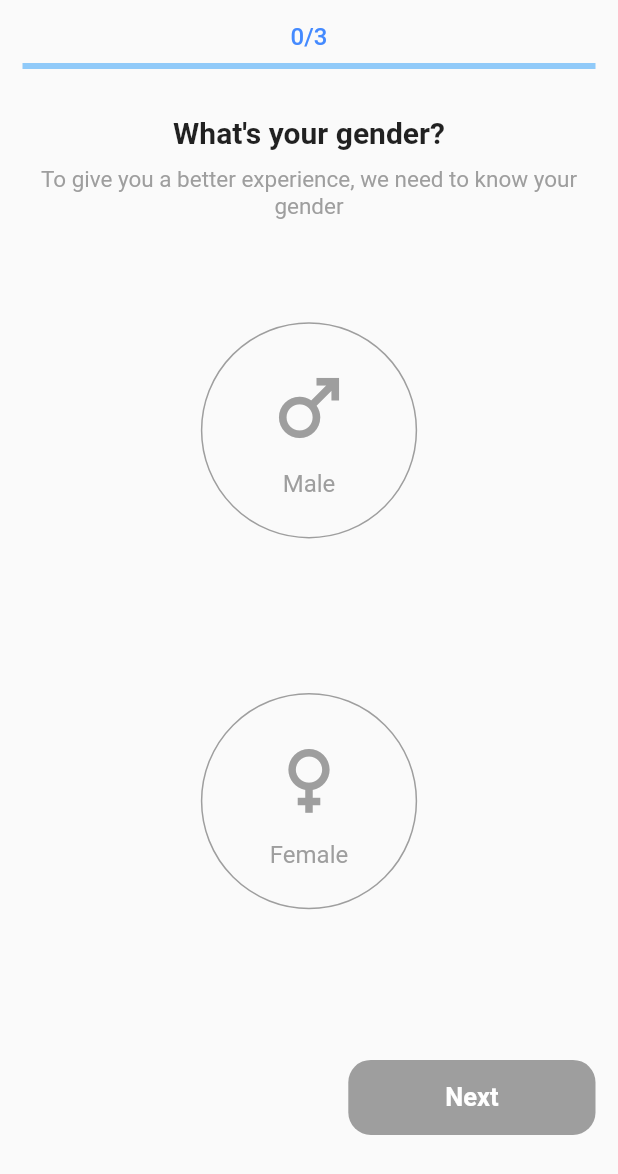
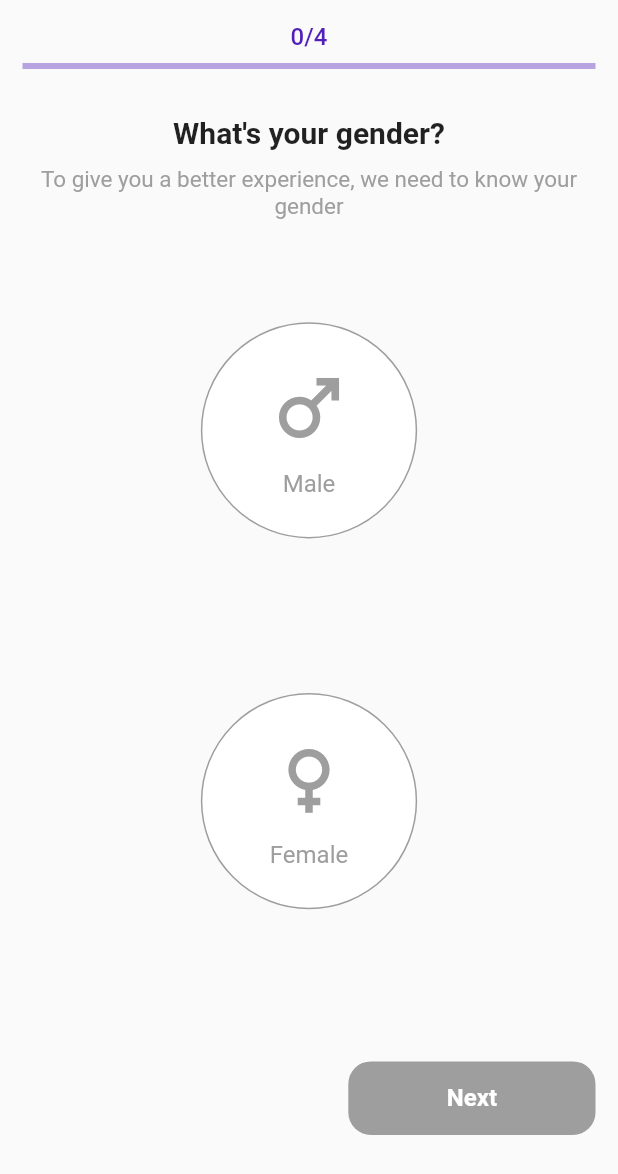
Before and after one commit to musjib999/nutrition_app, a Flutter app: the screen it shows after launch, after a tap on "Next", on a phone screen of 412 x 824 dp. Shown: the top 1174 px of the screen. Run offline on Flutter 3.47's test engine with Material 2 defaults, Android fonts, the phone set to English and light mode, and no system bars; our stand-ins replace flutter_svg, google_fonts, sizer; Roboto replaces fonts that are missing (Mukta).

Commit message:
survey form: weight, height and weekly goal done

```diff
--- a/lib/survey/constants.dart
+++ b/lib/survey/constants.dart
@@ -1,6 +1,8 @@
 import 'package:flutter/material.dart';
 import 'package:nutrition/survey/screens/gender.dart';
 import 'package:nutrition/survey/screens/height.dart';
+import 'package:nutrition/survey/screens/weekly_goal.dart';
+import 'package:nutrition/survey/screens/weight.dart';
 
-List<Widget> surveyScreens = [const GenderScreen(), const heightScreen(), Container()];
+List<Widget> surveyScreens = [const GenderScreen(), const HeightScreen(), const Weight(), const WeeklyGoal()];
 PageController surveyScreenController = PageController();
--- a/lib/survey/screens/gender.dart
+++ b/lib/survey/screens/gender.dart
@@ -1,8 +1,10 @@
 import 'package:flutter/material.dart';
+import 'package:google_fonts/google_fonts.dart';
 import 'package:nutrition/survey/constants.dart';
 import 'package:sizer/sizer.dart';
 
 import '../widgets/gender_selector.dart';
+import '../widgets/primary_button.dart';
 
 class GenderScreen extends StatefulWidget {
   const GenderScreen({Key? key}) : super(key: key);
@@ -23,15 +25,15 @@ class _GenderScreenState extends State<GenderScreen> {
           Column(
             children: [
               SizedBox(height: 15.sp),
-              const Text(
+              Text(
                 'What\'s your gender?',
-                style: TextStyle(fontSize: 20, fontWeight: FontWeight.w600),
+                style: GoogleFonts.mukta(fontSize: 20, fontWeight: FontWeight.w600),
               ),
               SizedBox(height: 8.sp),
-              const Text(
+              Text(
                 'To give you a better experience, we need to know your gender',
                 textAlign: TextAlign.center,
-                style: TextStyle(fontSize: 15, color: Colors.grey),
+                style: GoogleFonts.mukta(fontSize: 15, color: Colors.grey),
               ),
               SizedBox(height: 12.sp),
               GestureDetector(
@@ -66,24 +68,7 @@ class _GenderScreenState extends State<GenderScreen> {
                     curve: Curves.linear,
                   );
                 },
-                child: Container(
-                  padding: const EdgeInsets.symmetric(
-                      horizontal: 30.0, vertical: 15.0),
-                  width: 40.w,
-                  decoration: BoxDecoration(
-                    color: isMaleSelected == false && isFemaleSelected == false ? Colors.grey : Colors.blueAccent,
-                    borderRadius: BorderRadius.circular(15.0),
-                  ),
-                  child: const Center(
-                    child: Text(
-                      'Next',
-                      style: TextStyle(
-                          fontWeight: FontWeight.bold,
-                          fontSize: 17,
-                          color: Colors.white),
-                    ),
-                  ),
-                ),
+                child: PrimaryButton(isSelected: isMaleSelected == false && isFemaleSelected == false ? false : true, title: 'Next',),
               )
             ],
           )
--- a/lib/survey/screens/height.dart
+++ b/lib/survey/screens/height.dart
@@ -1,10 +1,22 @@
 import 'package:flutter/material.dart';
+import 'package:flutter_svg/flutter_svg.dart';
+import 'package:google_fonts/google_fonts.dart';
+import 'package:nutrition/survey/widgets/primary_button.dart';
+import 'package:nutrition/themes/assets.dart';
 import 'package:sizer/sizer.dart';
 
+import '../../themes/colors.dart';
 import '../constants.dart';
-class heightScreen extends StatelessWidget {
-  const heightScreen({Key? key}) : super(key: key);
 
+class HeightScreen extends StatefulWidget {
+  const HeightScreen({Key? key}) : super(key: key);
+
+  @override
+  State<HeightScreen> createState() => _HeightScreenState();
+}
+
+class _HeightScreenState extends State<HeightScreen> {
+  double height = 170.0;
   @override
   Widget build(BuildContext context) {
     return SizedBox(
@@ -12,45 +24,57 @@ class heightScreen extends StatelessWidget {
         mainAxisAlignment: MainAxisAlignment.spaceBetween,
         children: [
           Column(
-            children: [SizedBox(height: 15.sp), const Text('What\'s your height?', style: TextStyle(fontSize: 20, fontWeight: FontWeight.w600),)],
+            children: [
+              SizedBox(height: 15.sp),
+              Text(
+                'Choose your height?',
+                style: GoogleFonts.mukta(fontSize: 20, fontWeight: FontWeight.w600),
+              ),
+              SvgPicture.asset(AppAssets.heightSvg, height: 50.h,),
+              SizedBox(height: 8.sp),
+              Text('${height.ceil()} cm', style: GoogleFonts.mukta(fontSize: 30, fontWeight: FontWeight.bold),),
+              Slider(
+                inactiveColor: AppColors.primaryColor.withOpacity(0.4),
+                activeColor: AppColors.primaryColor,
+                thumbColor: AppColors.primaryColor,
+                value: height, onChanged: (value){
+                setState(() {
+                  height = value;
+                });
+              }, min: 155.0, max: 200.0,),
+            ],
           ),
           Row(
-            mainAxisAlignment: MainAxisAlignment.end,
+            mainAxisAlignment: MainAxisAlignment.spaceBetween,
             children: [
               GestureDetector(
-                onTap: (){
+                onTap: () {
                   surveyScreenController.previousPage(
                     duration: const Duration(milliseconds: 500),
                     curve: Curves.linear,
                   );
                 },
-                child: Container(
-                  padding: const EdgeInsets.symmetric(horizontal: 30.0, vertical: 15.0),
-                  width: 40.w,
-                  child: const Text('Back', style: TextStyle(fontWeight: FontWeight.bold, fontSize: 17),),
+                child: const PrimaryButton2(
+                  title: 'Back',
                 ),
               ),
               GestureDetector(
-                onTap: (){
+                onTap: () {
                   surveyScreenController.nextPage(
                     duration: const Duration(milliseconds: 500),
                     curve: Curves.linear,
                   );
                 },
-                child: Container(
-                  padding: const EdgeInsets.symmetric(horizontal: 30.0, vertical: 15.0),
-                  width: 40.w,
-                  decoration: BoxDecoration(
-                    color: Colors.blueAccent,
-                    borderRadius: BorderRadius.circular(15.0),
-                  ),
-                  child: const Center(child: Text('Next', style: TextStyle(fontWeight: FontWeight.bold, fontSize: 17, color: Colors.white),),),
+                child: const PrimaryButton(
+                  title: 'Next',
+                  isSelected: true,
                 ),
-              )
+              ),
             ],
           )
         ],
       ),
-    );;
+    );
+    ;
   }
 }
--- /dev/null
+++ b/lib/survey/screens/weekly_goal.dart
@@ -0,0 +1,141 @@
+import 'package:flutter/material.dart';
+import 'package:flutter_svg/flutter_svg.dart';
+import 'package:google_fonts/google_fonts.dart';
+import 'package:nutrition/survey/widgets/primary_button.dart';
+import 'package:nutrition/themes/assets.dart';
+import 'package:sizer/sizer.dart';
+
+import '../../themes/colors.dart';
+import '../constants.dart';
+import '../widgets/rounded_border_card.dart';
+
+class WeeklyGoal extends StatefulWidget {
+  const WeeklyGoal({Key? key}) : super(key: key);
+
+  @override
+  State<WeeklyGoal> createState() => _WeeklyGoalState();
+}
+
+class _WeeklyGoalState extends State<WeeklyGoal> {
+  bool firstOption = false;
+  bool secondOption = false;
+  bool thirdOption = false;
+  bool forthOption = false;
+
+  @override
+  Widget build(BuildContext context) {
+    return SizedBox(
+      child: Column(
+        mainAxisAlignment: MainAxisAlignment.spaceBetween,
+        children: [
+          Column(
+            children: [
+              SizedBox(height: 15.sp),
+              Text(
+                'What\'s your weekly goal? ',
+                style: GoogleFonts.mukta(
+                    fontSize: 20, fontWeight: FontWeight.w600),
+              ),
+              SizedBox(height: 5.sp),
+              Text(
+                'let’s break down your overall health goal into weekly one you can maintain. Slow and steady is best!',
+                textAlign: TextAlign.center,
+                style: GoogleFonts.mukta(fontSize: 15, color: Colors.grey),
+              ),
+              SizedBox(height: 20.sp),
+              InkWell(
+                onTap: () {
+                  setState(() {
+                    firstOption = !firstOption;
+                    secondOption = false;
+                    thirdOption = false;
+                    forthOption = false;
+                  });
+                },
+                child: RoundedBorderCard(
+                  title: 'Lose 0.5 pounds per weeks',
+                  isSelected: firstOption,
+                ),
+              ),
+              SizedBox(height: 10.sp),
+              InkWell(
+                onTap: () {
+                  setState(() {
+                    firstOption = false;
+                    secondOption = !secondOption;
+                    thirdOption = false;
+                    forthOption = false;
+                  });
+                },
+                child: RoundedBorderCard(
+                  title: 'Lose 1 pound per week',
+                  isSelected: secondOption,
+                ),
+              ),
+              SizedBox(height: 10.sp),
+              InkWell(
+                onTap: () {
+                  setState(() {
+                    firstOption = false;
+                    secondOption = false;
+                    thirdOption = !thirdOption;
+                    forthOption = false;
+                  });
+                },
+                child: RoundedBorderCard(
+                  isSelected: thirdOption,
+                  title: 'Lose 1.5 pounds per week',
+                  // onChanged: (value) {},
+                ),
+              ),
+              SizedBox(height: 10.sp),
+              InkWell(
+                onTap: () {
+                  setState(() {
+                    firstOption = false;
+                    secondOption = false;
+                    thirdOption = false;
+                    forthOption = !forthOption;
+                  });
+                },
+                child: RoundedBorderCard(
+                  isSelected: forthOption,
+                  title: 'Lose 2 pound per week',
+                  // onChanged: (value) {},
+                ),
+              ),
+            ],
+          ),
+          Row(
+            mainAxisAlignment: MainAxisAlignment.spaceBetween,
+            children: [
+              GestureDetector(
+                onTap: () {
+                  surveyScreenController.previousPage(
+                    duration: const Duration(milliseconds: 500),
+                    curve: Curves.linear,
+                  );
+                },
+                child: const PrimaryButton2(
+                  title: 'Back',
+                ),
+              ),
+              GestureDetector(
+                onTap: () {
+                  surveyScreenController.nextPage(
+                    duration: const Duration(milliseconds: 500),
+                    curve: Curves.linear,
+                  );
+                },
+                child: const PrimaryButton(
+                  title: 'Done',
+                  isSelected: true,
+                ),
+              ),
+            ],
+          )
+        ],
+      ),
+    );
+  }
+}
--- a/lib/survey/screens/weight.dart
+++ b/lib/survey/screens/weight.dart
@@ -0,0 +1,78 @@
+import 'package:flutter/material.dart';
+import 'package:flutter_svg/svg.dart';
+import 'package:google_fonts/google_fonts.dart';
+import 'package:sizer/sizer.dart';
+
+import '../../themes/assets.dart';
+import '../../themes/colors.dart';
+import '../constants.dart';
+import '../widgets/primary_button.dart';
+class Weight extends StatefulWidget {
+  const Weight({Key? key}) : super(key: key);
+
+  @override
+  State<Weight> createState() => _WeightState();
+}
+
+class _WeightState extends State<Weight> {
+  double weight = 106;
+  @override
+  Widget build(BuildContext context) {
+    return SizedBox(
+      child: Column(
+        mainAxisAlignment: MainAxisAlignment.spaceBetween,
+        children: [
+          Column(
+            children: [
+              SizedBox(height: 15.sp),
+              Text(
+                'Choose your weight',
+                style: GoogleFonts.mukta(fontSize: 20, fontWeight: FontWeight.w600),
+              ),
+              SvgPicture.asset(AppAssets.weightSvg, height: 50.h,),
+              SizedBox(height: 8.sp),
+              Text('${weight.ceil()} lbs', style: GoogleFonts.mukta(fontSize: 30, fontWeight: FontWeight.bold),),
+              Slider(
+                inactiveColor: AppColors.primaryColor.withOpacity(0.4),
+                activeColor: AppColors.primaryColor,
+                thumbColor: AppColors.primaryColor,
+                value: weight, onChanged: (value){
+                setState(() {
+                  weight = value;
+                });
+              }, min: 94.0, max: 300.0,),
+            ],
+          ),
+          Row(
+            mainAxisAlignment: MainAxisAlignment.spaceBetween,
+            children: [
+              GestureDetector(
+                onTap: () {
+                  surveyScreenController.previousPage(
+                    duration: const Duration(milliseconds: 500),
+                    curve: Curves.linear,
+                  );
+                },
+                child: const PrimaryButton2(
+                  title: 'Back',
+                ),
+              ),
+              GestureDetector(
+                onTap: () {
+                  surveyScreenController.nextPage(
+                    duration: const Duration(milliseconds: 500),
+                    curve: Curves.linear,
+                  );
+                },
+                child: const PrimaryButton(
+                  title: 'Next',
+                  isSelected: true,
+                ),
+              ),
+            ],
+          )
+        ],
+      ),
+    );
+  }
+}
--- a/lib/survey/survey_screen.dart
+++ b/lib/survey/survey_screen.dart
@@ -1,5 +1,7 @@
 import 'package:flutter/material.dart';
+import 'package:google_fonts/google_fonts.dart';
 import 'package:nutrition/survey/constants.dart';
+import 'package:nutrition/themes/colors.dart';
 import 'package:sizer/sizer.dart';
 
 class SurveyScreen extends StatefulWidget {
@@ -38,12 +40,13 @@ class _SurveyScreenState extends State<SurveyScreen> {
                   children: [
                     Text(
                       '${currentQuestion.ceil()}/${surveyScreens.length}',
-                      style: const TextStyle(color: Colors.blueAccent, fontSize: 16, fontWeight: FontWeight.w500),
+                      style: GoogleFonts.mukta(color: AppColors.primaryColor, fontSize: 16, fontWeight: FontWeight.w500),
                     ),
                     const SizedBox(height: 8.0),
                     LinearProgressIndicator(
                       value: currentQuestion / surveyScreens.length,
-                      valueColor: const AlwaysStoppedAnimation<Color>(Colors.blueAccent),
+                      valueColor: const AlwaysStoppedAnimation<Color>(AppColors.primaryColor),
+                      backgroundColor: AppColors.primaryColor.withOpacity(0.4),
                     ),
                   ],
                 ),
--- a/lib/survey/widgets/gender_selector.dart
+++ b/lib/survey/widgets/gender_selector.dart
@@ -1,4 +1,6 @@
 import 'package:flutter/material.dart';
+import 'package:google_fonts/google_fonts.dart';
+import 'package:nutrition/themes/colors.dart';
 import 'package:sizer/sizer.dart';
 
 class GenderSelector extends StatelessWidget {
@@ -19,7 +21,8 @@ class GenderSelector extends StatelessWidget {
       width: 35.w,
       decoration: BoxDecoration(
         shape: BoxShape.circle,
-        border: Border.all(color: !isSelected ? Colors.grey : Colors.green),
+        border: Border.all(color: !isSelected ? Colors.grey : AppColors.grassGreen),
+        color: !isSelected ? AppColors.white : AppColors.faintGreen,
       ),
       child: Column(
         mainAxisAlignment: MainAxisAlignment.center,
@@ -28,12 +31,12 @@ class GenderSelector extends StatelessWidget {
           Icon(
             icon,
             size: 60,
-            color: !isSelected ? Colors.grey : Colors.green,
+            color: !isSelected ? Colors.grey : AppColors.grassGreen,
           ),
           SizedBox(height: 8.sp),
           Text(
             title,
-            style: TextStyle(
+            style: GoogleFonts.mukta(
                 fontSize: 16,
                 fontWeight: FontWeight.w400,
                 color: !isSelected ? Colors.grey : Colors.black),
--- /dev/null
+++ b/lib/survey/widgets/primary_button.dart
@@ -0,0 +1,75 @@
+import 'package:flutter/material.dart';
+import 'package:google_fonts/google_fonts.dart';
+import 'package:sizer/sizer.dart';
+
+import '../../themes/colors.dart';
+
+class PrimaryButton extends StatelessWidget {
+  const PrimaryButton({
+    Key? key,
+    required this.title,
+    this.color = AppColors.primaryColor,
+    required this.isSelected,
+  }) : super(key: key);
+
+  final String title;
+  final Color? color;
+  final bool isSelected;
+
+  @override
+  Widget build(BuildContext context) {
+    return Container(
+      padding: const EdgeInsets.symmetric(
+          horizontal: 30.0, vertical: 15.0),
+      width: 40.w,
+      decoration: BoxDecoration(
+        color: isSelected == false ? Colors.grey : color,
+        borderRadius: BorderRadius.circular(15.0),
+      ),
+      child: Center(
+        child: Text(
+          title,
+          style: GoogleFonts.mukta(
+            fontWeight: FontWeight.bold,
+            fontSize: 16,
+            color: Colors.white,
+          ),
+        ),
+      ),
+    );
+  }
+}
+
+class PrimaryButton2 extends StatelessWidget {
+  const PrimaryButton2({
+    Key? key,
+    required this.title,
+    this.color = Colors.white,
+  }) : super(key: key);
+
+  final String title;
+  final Color? color;
+
+  @override
+  Widget build(BuildContext context) {
+    return Container(
+      padding: const EdgeInsets.symmetric(
+          horizontal: 30.0, vertical: 15.0),
+      width: 40.w,
+      decoration: BoxDecoration(
+        color: color,
+        borderRadius: BorderRadius.circular(15.0),
+      ),
+      child: Center(
+        child: Text(
+          title,
+          style:  GoogleFonts.mukta(
+            fontWeight: FontWeight.bold,
+            fontSize: 17,
+            color: AppColors.black,
+          ),
+        ),
+      ),
+    );
+  }
+}
--- /dev/null
+++ b/lib/survey/widgets/rounded_border_card.dart
@@ -0,0 +1,41 @@
+import 'package:flutter/material.dart';
+import 'package:google_fonts/google_fonts.dart';
+
+import '../../themes/colors.dart';
+
+class RoundedBorderCard extends StatelessWidget {
+  const RoundedBorderCard({
+    required this.title,
+    this.isSelected = false,
+    Key? key,
+  }) : super(key: key);
+  final String title;
+  final bool? isSelected;
+
+  @override
+  Widget build(BuildContext context) {
+    return Container(
+      padding: const EdgeInsets.all(15.0),
+      width: double.infinity,
+      decoration: BoxDecoration(
+        border: Border.all(color: Colors.grey),
+        borderRadius: BorderRadius.circular(11),
+        color: isSelected == false ? null : AppColors.faintGreen,
+      ),
+      child: ListTile(
+        leading: Checkbox(
+          value: isSelected,
+          onChanged: (value){},
+          activeColor: AppColors.grassGreen,
+          shape: RoundedRectangleBorder(
+            borderRadius: BorderRadius.circular(50.0),
+          ),
+        ),
+        title: Text(
+          title,
+          style: GoogleFonts.mukta(fontWeight: FontWeight.w600),
+        ),
+      ),
+    );
+  }
+}
--- /dev/null
+++ b/lib/themes/assets.dart
@@ -0,0 +1,6 @@
+class AppAssets {
+  static const String heightSvg = 'assets/svgs/height.svg';
+  static const String weightSvg = 'assets/svgs/weight.svg';
+
+  static const String scale = 'assets/images/scale.png';
+}
--- /dev/null
+++ b/lib/themes/colors.dart
@@ -0,0 +1,10 @@
+import 'package:flutter/material.dart';
+
+class AppColors {
+  static const Color white = Color(0xffffffff);
+  static const Color black = Color(0xff000000);
+  static const Color grassGreen = Colors.green;
+  static Color faintGreen = Colors.green.shade200;
+
+  static const Color primaryColor = Color(0xff5120ba);
+}
```
Also changed, not shown: pubspec.yaml (+5 -3 lines), assets/images/scale.png (added), assets/svgs/height.svg (added), assets/svgs/weight.svg (added), pubspec.lock, 3 other files.
